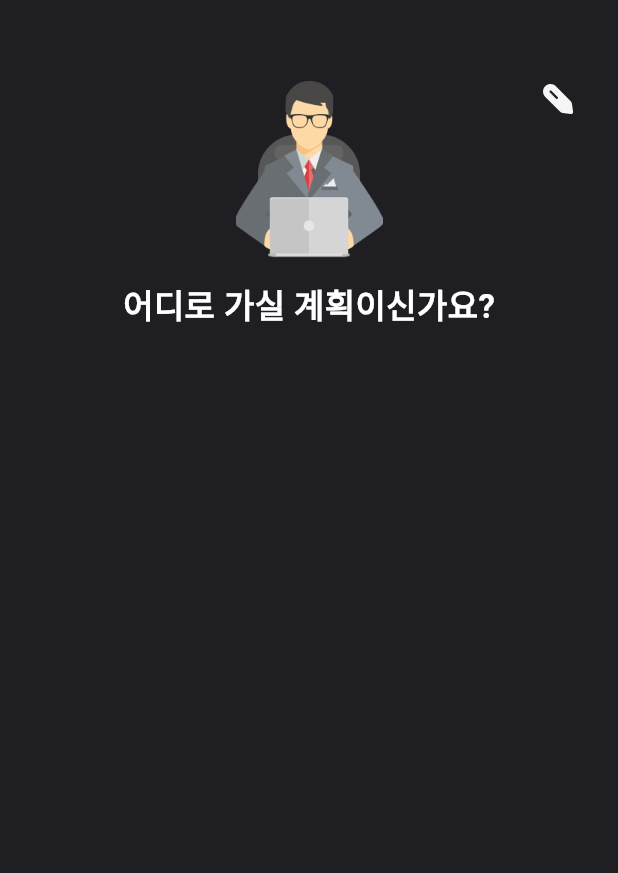
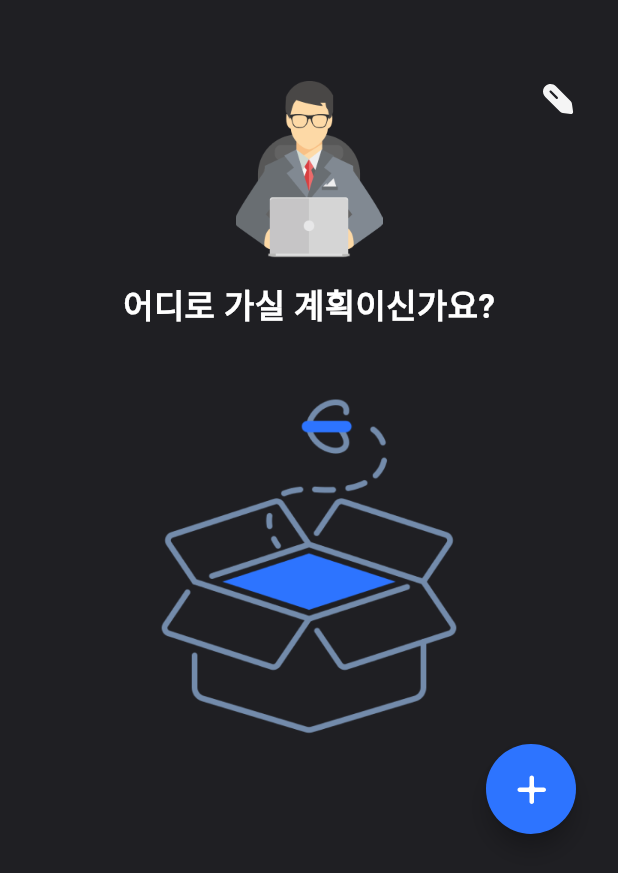
Before and after one commit to giovannijunseokim/secretary-kim, a Flutter app: the screen it shows after launch, on a phone screen of 412 x 824 dp. Shown: the top 873 px of the screen. Run offline on Flutter 3.47's test engine with Material 3 defaults, Android fonts, the phone set to English and light mode, and no system bars; our stand-ins replace flutter_svg, hive, hive_flutter; accounts and stored records are empty; Roboto replaces fonts that are missing (Pretendard); project files that could hold a hidden picture were left out.

Commit message:
draw HomeScreen

```diff
--- a/lib/ui/screens/home_screen.dart
+++ b/lib/ui/screens/home_screen.dart
@@ -1,10 +1,28 @@
 import 'package:flutter/material.dart';
+import 'package:flutter_svg/flutter_svg.dart';
+import 'package:secretary_kim/constant/path.dart';
+import 'package:secretary_kim/data/local_storage_manager.dart';
+import 'package:secretary_kim/data/model/destination.dart';
+import 'package:secretary_kim/ui/components/destination_card.dart';
 import 'package:secretary_kim/ui/components/title_text.dart';
 import 'package:secretary_kim/ui/components/top_bar.dart';
 import 'package:secretary_kim/ui/theme/colors.dart';
 
-class HomeScreen extends StatelessWidget {
+class HomeScreen extends StatefulWidget {
   const HomeScreen({super.key});
+
+  @override
+  State<HomeScreen> createState() => _HomeScreenState();
+}
+
+class _HomeScreenState extends State<HomeScreen> {
+  Iterable<Destination> destinations = [];
+
+  @override
+  void initState() {
+    super.initState();
+    destinations = LocalStorageManager.storage.getDestinations().values;
+  }
 
   @override
   Widget build(BuildContext context) {
@@ -12,10 +30,64 @@ class HomeScreen extends StatelessWidget {
       backgroundColor: SkColors.black,
       body: Column(
         children: [
-          SizedBox(height: 24),
-          TopBar(doesBackIconVisible: false),
-          SizedBox(height: 14),
-          TitleText(title: "어디로 가실 계획이신가요?"),
+          const SizedBox(height: 24),
+          const TopBar(doesBackIconVisible: false),
+          const SizedBox(height: 14),
+          const TitleText(title: "어디로 가실 계획이신가요?"),
+          if (destinations.isNotEmpty)
+            Expanded(
+              child: ListView.separated(
+                itemCount: destinations.length,
+                itemBuilder: (context, index) {
+                  return Padding(
+                    padding: const EdgeInsets.symmetric(horizontal: 28),
+                    child: DestinationCard(
+                      name: destinations.elementAt(index).name,
+                    ),
+                  );
+                },
+                separatorBuilder: (context, index) {
+                  return const SizedBox(height: 24);
+                },
+              ),
+            )
+          else
+            Padding(
+              padding: const EdgeInsets.only(top: 32),
+              child: Image.asset(
+                "${Path.image}img_empty.png",
+                width: 244,
+                height: 244,
+              ),
+            ),
+          Row(
+            mainAxisAlignment: MainAxisAlignment.end,
+            children: [
+              Padding(
+                padding: const EdgeInsets.only(
+                  right: 28,
+                  bottom: 28,
+                ),
+                child: SizedBox(
+                  width: 60,
+                  height: 60,
+                  child: FloatingActionButton.extended(
+                    backgroundColor: SkColors.blue1,
+                    shape: RoundedRectangleBorder(
+                      borderRadius: BorderRadius.circular(30),
+                    ),
+                    onPressed: () {},
+                    label: SvgPicture.asset(
+                      "${Path.icon}ic_plus.svg",
+                      width: 24,
+                      height: 24,
+                      color: SkColors.white,
+                    ),
+                  ),
+                ),
+              )
+            ],
+          )
         ],
       ),
     );
```
